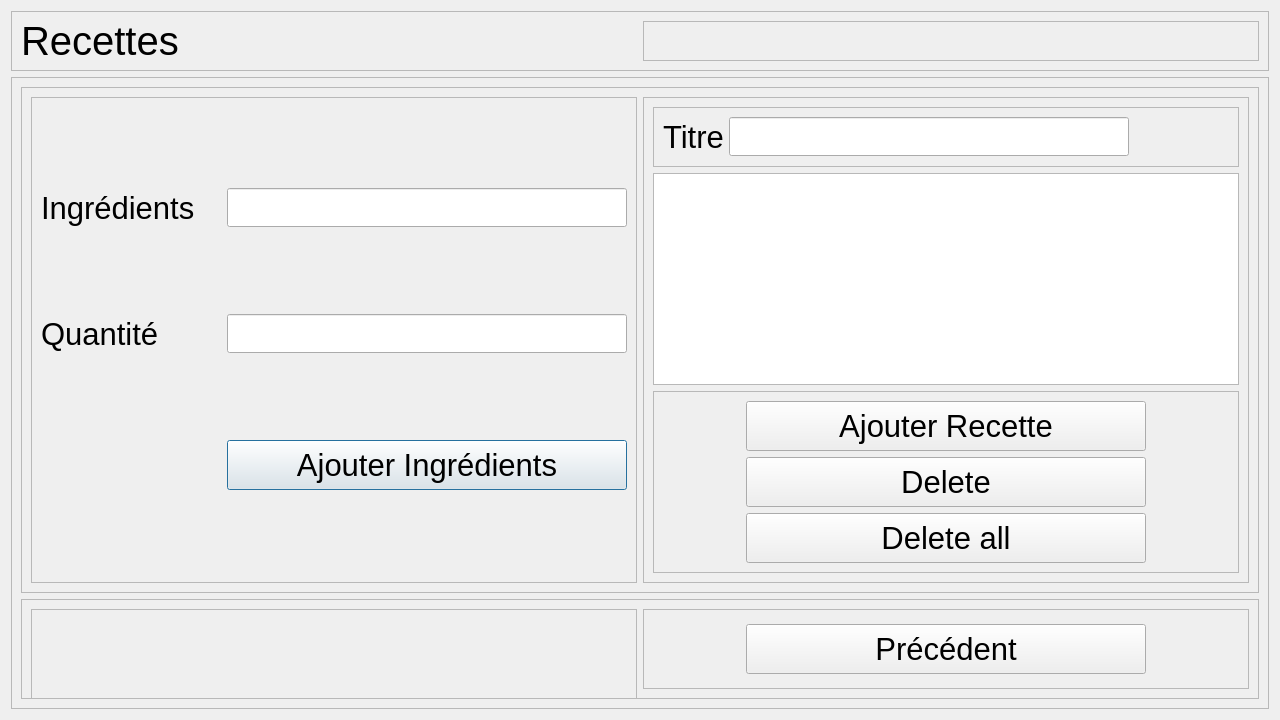
Above: Logiciel/pi_controller/HMI2/recette.ui from emilerenaud/BartendUS-GROS4 before the change. Below: the same form after it.
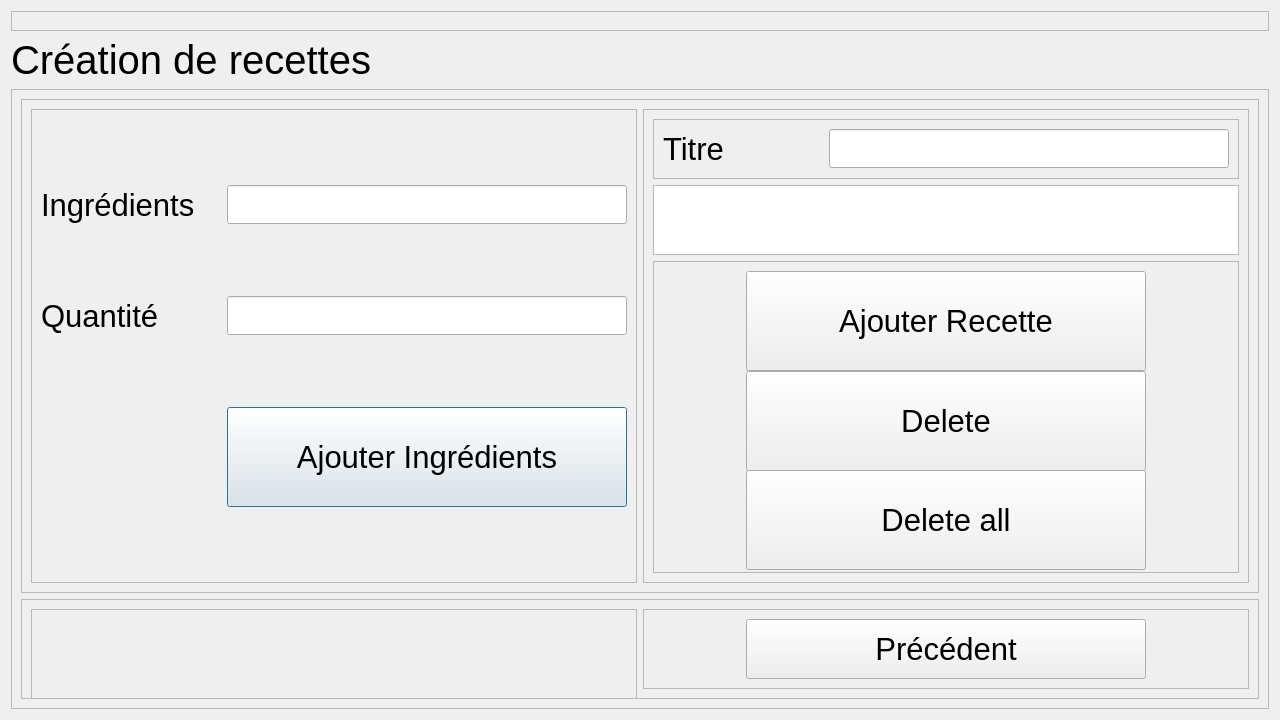
That is the form after the change.

Patch:
```diff
--- a/Logiciel/pi_controller/HMI2/recette.ui
+++ b/Logiciel/pi_controller/HMI2/recette.ui
@@ -18,8 +18,8 @@
   </property>
   <property name="maximumSize">
    <size>
-    <width>1280</width>
-    <height>720</height>
+    <width>3000</width>
+    <height>3000</height>
    </size>
   </property>
   <property name="windowTitle">
@@ -40,7 +40,9 @@
      <property name="frameShadow">
       <enum>QFrame::Raised</enum>
      </property>
-     <layout class="QHBoxLayout" name="horizontalLayout">
+     <layout class="QHBoxLayout" name="horizontalLayout"/>
+    </widget>
+   </item>
       <item>
        <widget class="QLabel" name="label">
         <property name="font">
@@ -49,21 +51,8 @@
          </font>
         </property>
         <property name="text">
-         <string>Recettes</string>
-        </property>
-       </widget>
-      </item>
-      <item>
-       <widget class="QFrame" name="frame">
-        <property name="frameShape">
-         <enum>QFrame::StyledPanel</enum>
-        </property>
-        <property name="frameShadow">
-         <enum>QFrame::Raised</enum>
-        </property>
-       </widget>
-      </item>
-     </layout>
+      <string>Création de recettes</string>
+     </property>
     </widget>
    </item>
    <item>
@@ -137,10 +126,16 @@
             </item>
             <item row="3" column="1">
              <widget class="QPushButton" name="ajouter_alcool">
+              <property name="minimumSize">
+               <size>
+                <width>400</width>
+                <height>100</height>
+               </size>
+              </property>
               <property name="maximumSize">
                <size>
                 <width>400</width>
-                <height>50</height>
+                <height>100</height>
                </size>
               </property>
               <property name="font">
@@ -192,11 +187,11 @@
                <enum>QFrame::Raised</enum>
               </property>
               <layout class="QHBoxLayout" name="horizontalLayout_4">
-               <item>
+               <item alignment="Qt::AlignLeft">
                 <widget class="QLabel" name="label_4">
                  <property name="maximumSize">
                   <size>
-                   <width>60</width>
+                   <width>100</width>
                    <height>16777215</height>
                   </size>
                  </property>
@@ -210,7 +205,7 @@
                  </property>
                 </widget>
                </item>
-               <item alignment="Qt::AlignLeft">
+               <item>
                 <widget class="QLineEdit" name="titre_ligne">
                  <property name="minimumSize">
                   <size>
@@ -256,14 +251,14 @@
                 <widget class="QPushButton" name="delete_all">
                  <property name="minimumSize">
                   <size>
-                   <width>0</width>
-                   <height>50</height>
+                   <width>400</width>
+                   <height>100</height>
                   </size>
                  </property>
                  <property name="maximumSize">
                   <size>
-                   <width>16777215</width>
-                   <height>50</height>
+                   <width>400</width>
+                   <height>100</height>
                   </size>
                  </property>
                  <property name="font">
@@ -280,8 +275,14 @@
                 <widget class="QPushButton" name="supprimer">
                  <property name="minimumSize">
                   <size>
-                   <width>0</width>
-                   <height>50</height>
+                   <width>400</width>
+                   <height>100</height>
+                  </size>
+                 </property>
+                 <property name="maximumSize">
+                  <size>
+                   <width>400</width>
+                   <height>100</height>
                   </size>
                  </property>
                  <property name="font">
@@ -298,14 +299,14 @@
                 <widget class="QPushButton" name="ajouter_recette">
                  <property name="minimumSize">
                   <size>
-                   <width>0</width>
-                   <height>50</height>
+                   <width>400</width>
+                   <height>100</height>
                   </size>
                  </property>
                  <property name="maximumSize">
                   <size>
                    <width>400</width>
-                   <height>16777215</height>
+                   <height>100</height>
                   </size>
                  </property>
                  <property name="font">
@@ -379,7 +380,7 @@
               <property name="maximumSize">
                <size>
                 <width>400</width>
-                <height>50</height>
+                <height>100</height>
                </size>
               </property>
               <property name="font">
```
Lines whose indentation alone changed are shown as unchanged.
